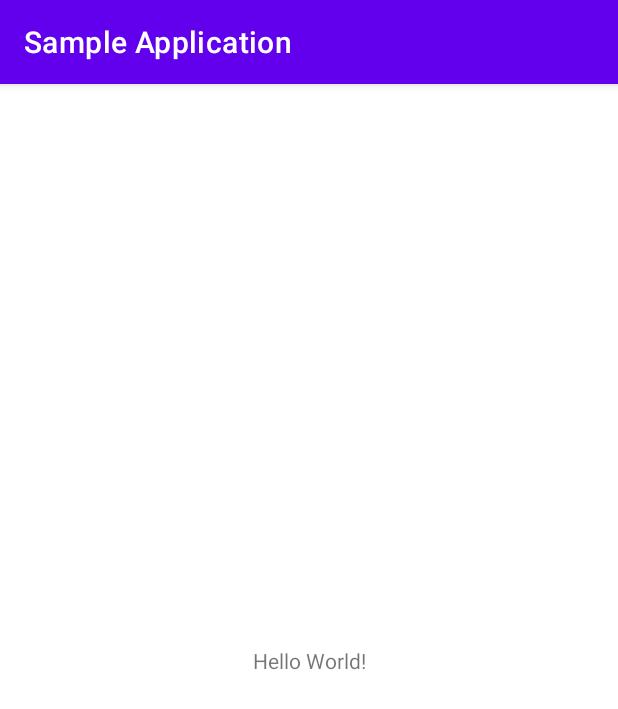
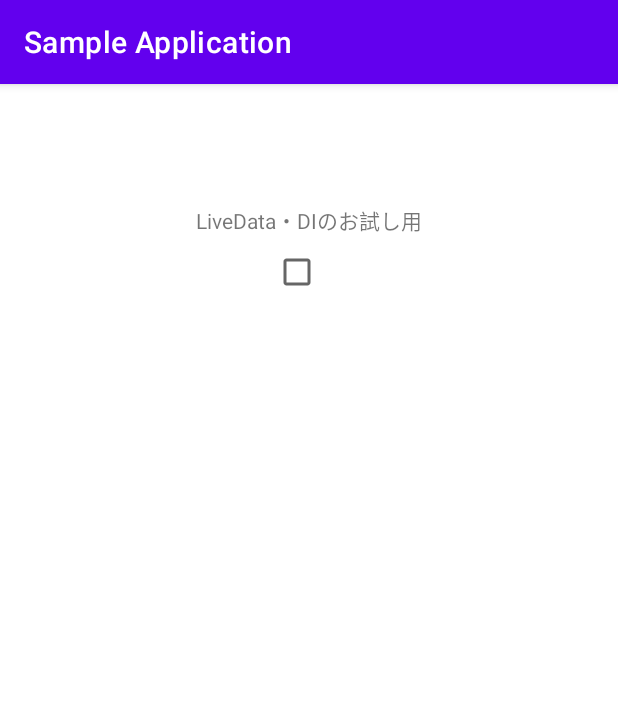
Before and after one commit to gkuroda/Sample_Application, an Android app: the screen it shows after launch (MainActivity), on a phone screen of 412 x 824 dp. Shown: the top 709 px of the screen. Run offline under Robolectric (Android 15) with nearby library versions, the phone set to English and light mode, and no system bars; our stand-ins replace Dagger/Hilt's generated code, data binding; 1 statement that could not run was skipped.

Commit message:
DataBinding連携の実装

```diff
--- a/app/src/main/java/app/gkuroda/sampleapplication/ui/MainActivity.kt
+++ b/app/src/main/java/app/gkuroda/sampleapplication/ui/MainActivity.kt
@@ -2,8 +2,10 @@ package app.gkuroda.sampleapplication.ui
 
 import android.os.Bundle
 import androidx.appcompat.app.AppCompatActivity
+import androidx.databinding.DataBindingUtil
 import app.gkuroda.sampleapplication.R
 import app.gkuroda.sampleapplication.dagger.viewModel.ViewModelFactory
+import app.gkuroda.sampleapplication.databinding.ActivityMainBinding
 import dagger.android.AndroidInjection
 import javax.inject.Inject
 
@@ -14,15 +16,23 @@ class MainActivity : AppCompatActivity() {
 
     private lateinit var viewModel: MainActivityViewModel
 
+    lateinit var binding: ActivityMainBinding
+
     override fun onCreate(savedInstanceState: Bundle?) {
         super.onCreate(savedInstanceState)
-        setContentView(R.layout.activity_main)
-
         // @Inject で指定している変数に値を注入する
         AndroidInjection.inject(this)
 
+        // bindingの初期化
+        binding = DataBindingUtil.setContentView(this, R.layout.activity_main)
+        // LiveDataを使う際はlifecycleOwnerを指定してあげないといけない
+        binding.lifecycleOwner = this
+
+        //ViewModelの初期化
         viewModel = viewModelFactory.get(this)
 
-
+        // MVVMにおける ViewとViewModelを結びつける工程
+        // bindingにViewModelを渡す
+        binding.viewModel = viewModel
     }
 }
--- a/app/src/main/java/app/gkuroda/sampleapplication/ui/MainActivityViewModel.kt
+++ b/app/src/main/java/app/gkuroda/sampleapplication/ui/MainActivityViewModel.kt
@@ -1,6 +1,28 @@
 package app.gkuroda.sampleapplication.ui
 
+import androidx.lifecycle.MutableLiveData
 import androidx.lifecycle.ViewModel
+import app.gkuroda.sampleapplication.dagger.model.UserSettingModel
+import javax.inject.Inject
 
-class MainActivityViewModel : ViewModel() {
+class MainActivityViewModel @Inject constructor(
+    private val userSettingModel: UserSettingModel
+) : ViewModel() {
+
+    val isSwitchEnable: MutableLiveData<Boolean> by lazy {
+        MutableLiveData<Boolean>()
+    }
+
+    // classが初期化された段階で実行される
+    init {
+        loadSwitchStatus()
+    }
+
+    fun loadSwitchStatus() {
+        isSwitchEnable.postValue(userSettingModel.loadSwitchStatus())
+    }
+
+    fun saveSwitchStatus(isEnable: Boolean) {
+        userSettingModel.saveSwitchStatus(isEnable)
+    }
 }
--- a/app/src/main/res/layout/activity_main.xml
+++ b/app/src/main/res/layout/activity_main.xml
@@ -1,18 +1,41 @@
 <?xml version="1.0" encoding="utf-8"?>
-<androidx.constraintlayout.widget.ConstraintLayout xmlns:android="http://schemas.android.com/apk/res/android"
+<layout xmlns:android="http://schemas.android.com/apk/res/android"
     xmlns:app="http://schemas.android.com/apk/res-auto"
-    xmlns:tools="http://schemas.android.com/tools"
+    xmlns:tools="http://schemas.android.com/tools">
+
+    <data>
+
+        <variable
+            name="viewModel"
+            type="app.gkuroda.sampleapplication.ui.MainActivityViewModel" />
+    </data>
+
+    <androidx.constraintlayout.widget.ConstraintLayout
         android:layout_width="match_parent"
         android:layout_height="match_parent"
         tools:context=".ui.MainActivity">
 
         <TextView
+            android:id="@+id/textView"
             android:layout_width="wrap_content"
             android:layout_height="wrap_content"
-        android:text="Hello World!"
-        app:layout_constraintBottom_toBottomOf="parent"
-        app:layout_constraintLeft_toLeftOf="parent"
-        app:layout_constraintRight_toRightOf="parent"
+            android:layout_marginTop="80dp"
+            android:text="LiveData・DIのお試し用"
+            app:layout_constraintEnd_toEndOf="parent"
+            app:layout_constraintStart_toStartOf="parent"
             app:layout_constraintTop_toTopOf="parent" />
 
+        <androidx.appcompat.widget.AppCompatCheckBox
+            android:id="@+id/switch1"
+            android:layout_width="wrap_content"
+            android:layout_height="wrap_content"
+            android:checked="@{viewModel.isSwitchEnable}"
+            android:onCheckedChanged="@{(view, checked)->viewModel.saveSwitchStatus(checked)}"
+            app:layout_constraintEnd_toEndOf="parent"
+            app:layout_constraintStart_toStartOf="parent"
+            app:layout_constraintTop_toBottomOf="@+id/textView" />
+
+
     </androidx.constraintlayout.widget.ConstraintLayout>
+
+</layout>
```
Lines whose indentation alone changed are shown as unchanged.
